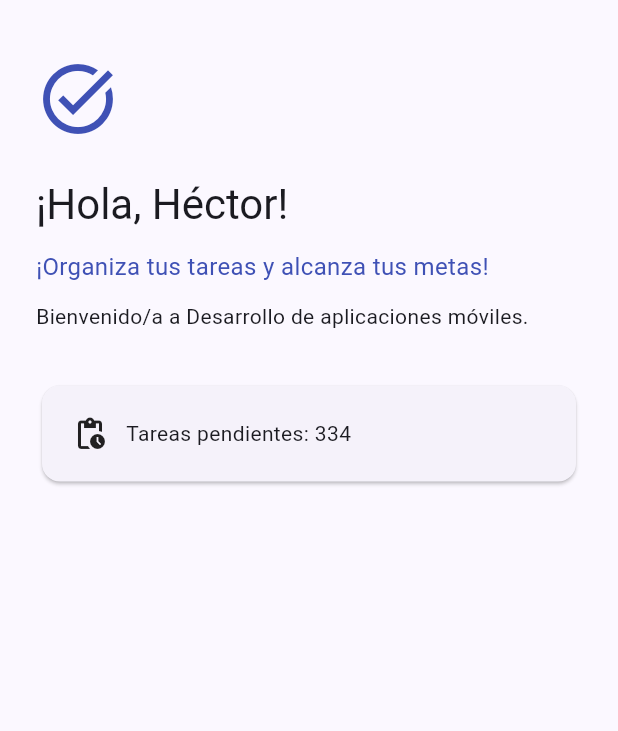
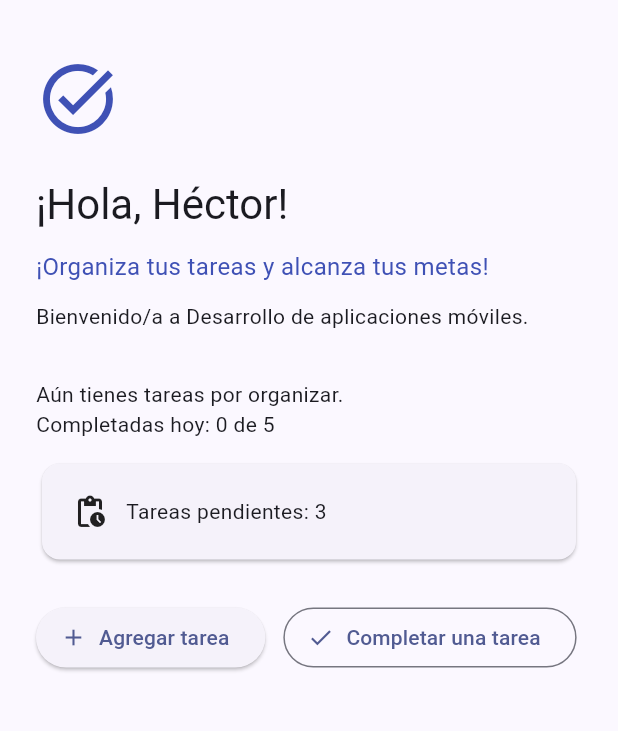
Before and after one commit to hxctxrfdxz/flutter-hector, a Flutter app: the screen it shows after launch, on a phone screen of 412 x 824 dp, the part 63-794 px from its top. Run offline on Flutter 3.47's test engine with Material 3 defaults, Android fonts, the phone set to English and light mode, and no system bars.

Commit message:
feat: agregar estado de tareas

```diff
--- a/lib/main.dart
+++ b/lib/main.dart
@@ -1,4 +1,3 @@
-
 import 'package:flutter/material.dart';
 
 void main() {
@@ -14,9 +13,7 @@ class TaskFlowApp extends StatelessWidget {
       debugShowCheckedModeBanner: false,
       title: 'TaskFlow',
       theme: ThemeData(
-        colorScheme: ColorScheme.fromSeed(
-          seedColor: Colors.indigo,
-        ),
+        colorScheme: ColorScheme.fromSeed(seedColor: Colors.indigo),
         useMaterial3: true,
       ),
       home: const WelcomeScreen(),
@@ -24,34 +21,54 @@ class TaskFlowApp extends StatelessWidget {
   }
 }
 
-class WelcomeScreen extends StatelessWidget {
+class WelcomeScreen extends StatefulWidget {
   const WelcomeScreen({super.key});
+
+  @override
+  State<WelcomeScreen> createState() => _WelcomeScreenState();
+}
+
+class _WelcomeScreenState extends State<WelcomeScreen> {
+  final String studentName = 'Héctor';
+  static const dailyGoal = 5;
+  int pendingTasks = 3;
+  int completedTasks = 0;
+
+  void _addTask() {
+    setState(() {
+      pendingTasks++;
+    });
+  }
+
+  void _completeTask() {
+    if (pendingTasks == 0) return;
+
+    setState(() {
+      pendingTasks--;
+      if (completedTasks < dailyGoal) {
+        completedTasks++;
+      }
+    });
+  }
 
   @override
   Widget build(BuildContext context) {
     // Variables de la aplicación
-    const studentName = 'Héctor';
-    const pendingTasks = 334;
     const courseName = 'Desarrollo de aplicaciones móviles';
-    const motivationalMessage =
-        '¡Organiza tus tareas y alcanza tus metas!';
+    const motivationalMessage = '¡Organiza tus tareas y alcanza tus metas!';
+    final statusMessage = pendingTasks == 0
+        ? '¡Excelente! No tienes tareas pendientes.'
+        : 'Aún tienes tareas por organizar.';
 
     return Scaffold(
-      appBar: AppBar(
-        title: const Text('TaskFlow'),
-        centerTitle: true,
-      ),
-      body: Padding(
+      appBar: AppBar(title: const Text('TaskFlow'), centerTitle: true),
+      body: SingleChildScrollView(
         padding: const EdgeInsets.all(24),
         child: Column(
           crossAxisAlignment: CrossAxisAlignment.start,
           children: [
             // Icono de la aplicación
-            const Icon(
-              Icons.task_alt,
-              size: 56,
-              color: Colors.indigo,
-            ),
+            const Icon(Icons.task_alt, size: 56, color: Colors.indigo),
 
             const SizedBox(height: 24),
 
@@ -66,20 +83,19 @@ class WelcomeScreen extends StatelessWidget {
             // Mensaje motivacional
             const Text(
               motivationalMessage,
-              style: TextStyle(
-                fontSize: 16,
-                color: Colors.indigo,
-              ),
+              style: TextStyle(fontSize: 16, color: Colors.indigo),
             ),
 
             const SizedBox(height: 12),
 
             // Nombre de la materia
-            const Text(
-              'Bienvenido/a a $courseName.',
-            ),
+            const Text('Bienvenido/a a $courseName.'),
 
             const SizedBox(height: 32),
+
+            Text(statusMessage),
+            Text('Completadas hoy: $completedTasks de $dailyGoal'),
+            const SizedBox(height: 12),
 
             // Tarjeta de tareas pendientes
             Card(
@@ -89,12 +105,27 @@ class WelcomeScreen extends StatelessWidget {
                   children: [
                     const Icon(Icons.pending_actions),
                     const SizedBox(width: 12),
-                    const Text(
-                      'Tareas pendientes: $pendingTasks',
-                    ),
+                    Expanded(child: Text('Tareas pendientes: $pendingTasks')),
                   ],
                 ),
               ),
+            ),
+            const SizedBox(height: 24),
+            Wrap(
+              spacing: 12,
+              runSpacing: 12,
+              children: [
+                ElevatedButton.icon(
+                  onPressed: _addTask,
+                  icon: const Icon(Icons.add),
+                  label: const Text('Agregar tarea'),
+                ),
+                OutlinedButton.icon(
+                  onPressed: pendingTasks == 0 ? null : _completeTask,
+                  icon: const Icon(Icons.done),
+                  label: const Text('Completar una tarea'),
+                ),
+              ],
             ),
           ],
         ),
```
Also changed, not shown: 1 other file.
